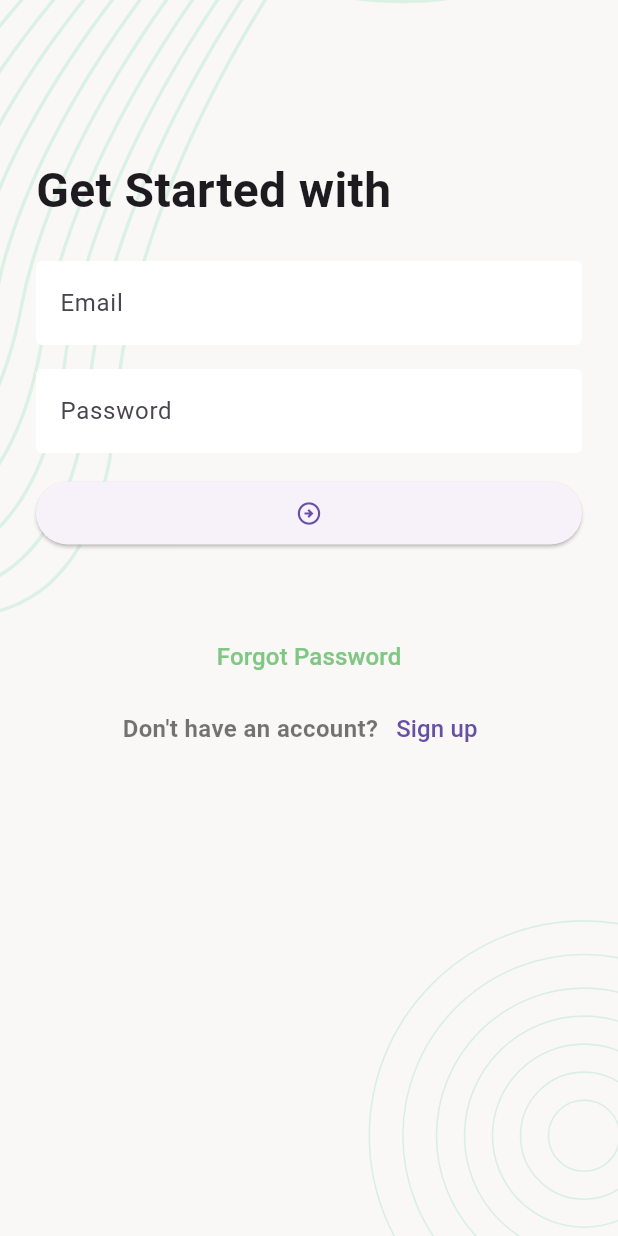
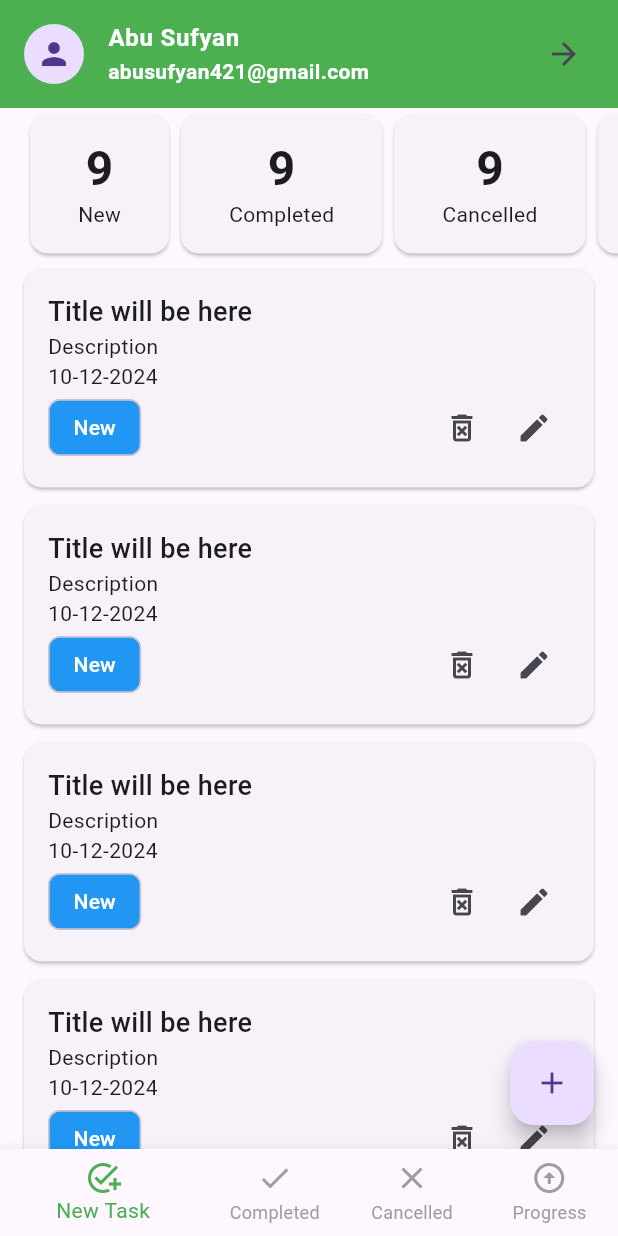
Before and after one commit to creativesufyan/project_flutter, a Flutter app: the screen it shows after launch, after a tap on the "arrow circle right" icon, on a phone screen of 412 x 824 dp. Run offline on Flutter 3.47's test engine with Material 3 defaults, Android fonts, the phone set to English and light mode, and no system bars; our stand-ins replace flutter_svg, fluttertoast, pin_code_fields.

Commit message:
Live Task Maneger Project Class 3

```diff
--- a/task_maneger_live/lib/ui/screen/login_screen.dart
+++ b/task_maneger_live/lib/ui/screen/login_screen.dart
@@ -1,5 +1,6 @@
 import 'package:flutter/material.dart';
 import 'package:task_maneger/ui/screen/forgot_password_screen.dart';
+import 'package:task_maneger/ui/screen/main_bottom_nav_screen.dart';
 import 'package:task_maneger/ui/screen/sign_up_screen.dart';
 import 'package:task_maneger/ui/widgets/body_background.dart';
 
@@ -51,7 +52,14 @@ class _LoginScreenState extends State<LoginScreen> {
                 SizedBox(
                     width: double.infinity,
                     child: ElevatedButton(
-                        onPressed: () {},
+                        onPressed: () {
+                          Navigator.push(
+                            context,
+                            MaterialPageRoute(
+                              builder: (context) => MainBottomNavScreen(),
+                            ),
+                          );
+                        },
                         child: const Icon(Icons.arrow_circle_right_outlined))),
                 const SizedBox(
                   height: 48,
--- /dev/null
+++ b/task_maneger_live/lib/ui/screen/main_bottom_nav_screen.dart
@@ -0,0 +1,47 @@
+import 'package:flutter/material.dart';
+import 'package:task_maneger/ui/screen/cancelledTask.dart';
+import 'package:task_maneger/ui/screen/completed_task.dart';
+import 'package:task_maneger/ui/screen/new_task_screen.dart';
+import 'package:task_maneger/ui/screen/progressTask.dart';
+
+class MainBottomNavScreen extends StatefulWidget {
+  const MainBottomNavScreen({super.key});
+
+  @override
+  State<MainBottomNavScreen> createState() => _MainBottomNavScreenState();
+}
+
+class _MainBottomNavScreenState extends State<MainBottomNavScreen> {
+
+  int _selectedIndex = 0;
+  final List<Widget> _screen = const [
+    NewTaskScreen(),
+    CompletedTask(),
+    CancelledTasks(),
+    ProgressTasks(),
+  ];
+
+  @override
+  Widget build(BuildContext context) {
+    return Scaffold(
+      body: _screen[_selectedIndex],
+      bottomNavigationBar: BottomNavigationBar(
+        currentIndex: _selectedIndex,
+        onTap: (index){
+          _selectedIndex = index;
+          setState(() {});
+        },
+        selectedItemColor: Colors.green,
+        unselectedItemColor: Colors.grey,
+        //showSelectedLabels: true,
+        showUnselectedLabels: true,
+        items: [
+          BottomNavigationBarItem(icon: Icon(Icons.add_task_outlined),label: "New Task"),
+          BottomNavigationBarItem(icon: Icon(Icons.done),label: "Completed"),
+          BottomNavigationBarItem(icon: Icon(Icons.close),label: "Cancelled"),
+          BottomNavigationBarItem(icon: Icon(Icons.arrow_circle_up),label: "Progress"),
+        ],
+      ),
+    );
+  }
+}
--- /dev/null
+++ b/task_maneger_live/lib/ui/screen/new_task_screen.dart
@@ -0,0 +1,72 @@
+import 'package:flutter/material.dart';
+import 'package:task_maneger/ui/screen/add_new_task_screen.dart';
+import 'package:task_maneger/ui/widgets/profile_summery_card.dart';
+import 'package:task_maneger/ui/widgets/summery_card.dart';
+import 'package:task_maneger/ui/widgets/task_card.dart';
+
+class NewTaskScreen extends StatefulWidget {
+  const NewTaskScreen({super.key});
+
+  @override
+  State<NewTaskScreen> createState() => _NewTaskScreenState();
+}
+
+class _NewTaskScreenState extends State<NewTaskScreen> {
+  @override
+  Widget build(BuildContext context) {
+    return Scaffold(
+      body: SafeArea(
+        child: Column(
+          children: [
+            ProfileSummeryCard(),
+            SingleChildScrollView(
+              scrollDirection: Axis.horizontal,
+              child: Padding(
+                padding: const EdgeInsets.only(left: 16.0, right: 16.0),
+                child: Row(
+                  children: [
+                    SummeryCard(
+                      count: "9",
+                      title: "New",
+                    ),
+                    SummeryCard(
+                      count: "9",
+                      title: "Completed",
+                    ),
+                    SummeryCard(
+                      count: "9",
+                      title: "Cancelled",
+                    ),
+                    SummeryCard(
+                      count: "9",
+                      title: "In Progress",
+                    ),
+                  ],
+                ),
+              ),
+            ),
+            Expanded(
+              child: ListView.builder(
+                itemCount: 5,
+                itemBuilder: (context, index) {
+                  return TaskCard();
+                },
+              ),
+            ),
+          ],
+        ),
+      ),
+      floatingActionButton: FloatingActionButton(
+        onPressed: () {
+          Navigator.push(
+            context,
+            MaterialPageRoute(
+              builder: (context) => AddNewTaskScreen(),
+            ),
+          );
+        },
+        child: const Icon(Icons.add),
+      ),
+    );
+  }
+}
--- /dev/null
+++ b/task_maneger_live/lib/ui/widgets/profile_summery_card.dart
@@ -0,0 +1,40 @@
+import 'package:flutter/material.dart';
+import 'package:task_maneger/ui/screen/edit_profile_screen.dart';
+
+class ProfileSummeryCard extends StatelessWidget {
+  const ProfileSummeryCard({
+    super.key,
+    this.enableOnTap = true,
+  });
+
+  final bool enableOnTap;
+
+  @override
+  Widget build(BuildContext context) {
+    return ListTile(
+      onTap: () {
+        if (enableOnTap) {
+          Navigator.push(
+            context,
+            MaterialPageRoute(
+              builder: (context) => const EditProfileScreen(),
+            ),
+          );
+        }
+      },
+      leading: const CircleAvatar(
+        child: Icon(Icons.person),
+      ),
+      title: const Text(
+        "Abu Sufyan",
+        style: TextStyle(color: Colors.white, fontWeight: FontWeight.w700),
+      ),
+      subtitle: const Text(
+        "abusufyan421@gmail.com",
+        style: TextStyle(color: Colors.white, fontWeight: FontWeight.w700),
+      ),
+      trailing: enableOnTap ? const Icon(Icons.arrow_forward) : null,
+      tileColor: Colors.green,
+    );
+  }
+}
--- /dev/null
+++ b/task_maneger_live/lib/ui/widgets/summery_card.dart
@@ -0,0 +1,29 @@
+import 'package:flutter/material.dart';
+
+class SummeryCard extends StatelessWidget {
+  const SummeryCard({
+    super.key,
+    required this.count,
+    required this.title,
+  });
+
+  final String count, title;
+
+  @override
+  Widget build(BuildContext context) {
+    return Card(
+      child: Padding(
+        padding: EdgeInsets.symmetric(vertical: 16.0, horizontal: 32),
+        child: Column(
+          children: [
+            Text(
+              count,
+              style: Theme.of(context).textTheme.titleLarge,
+            ),
+            Text(title),
+          ],
+        ),
+      ),
+    );
+  }
+}
--- /dev/null
+++ b/task_maneger_live/lib/ui/widgets/task_card.dart
@@ -0,0 +1,48 @@
+import 'package:flutter/material.dart';
+
+class TaskCard extends StatelessWidget {
+  const TaskCard({
+    super.key,
+  });
+
+  @override
+  Widget build(BuildContext context) {
+    return Card(
+      margin: EdgeInsets.symmetric(vertical: 6,horizontal: 16),
+      child: Padding(
+        padding: const EdgeInsets.all(16.0),
+        child: Column(
+          crossAxisAlignment: CrossAxisAlignment.start,
+          children: [
+            Text(
+              "Title will be here",
+              style: TextStyle(
+                fontSize: 18,
+                fontWeight: FontWeight.w500,
+              ),
+            ),
+            Text("Description"),
+            Text("10-12-2024"),
+            Row(
+              mainAxisAlignment: MainAxisAlignment.spaceBetween,
+              children: [
+                Chip(
+                  label: Text("New",style: TextStyle(
+                    color: Colors.white,
+                  ),),
+                  backgroundColor: Colors.blue,
+                ),
+                Wrap(
+                  children: [
+                    IconButton(onPressed: (){}, icon: Icon(Icons.delete_forever_outlined),),
+                    IconButton(onPressed: (){}, icon: Icon(Icons.edit),),
+                  ],
+                )
+              ],
+            )
+          ],
+        ),
+      ),
+    );
+  }
+}
```
Also changed, not shown: task_maneger_live/lib/ui/screen/add_new_task_screen.dart (added, +61 -0 lines), task_maneger_live/lib/ui/screen/cancelledTask.dart (added, +33 -0 lines), task_maneger_live/lib/ui/screen/completed_task.dart (added, +33 -0 lines), task_maneger_live/lib/ui/screen/edit_profile_screen.dart (added, +137 -0 lines), task_maneger_live/lib/ui/screen/progressTask.dart (added, +33 -0 lines).
